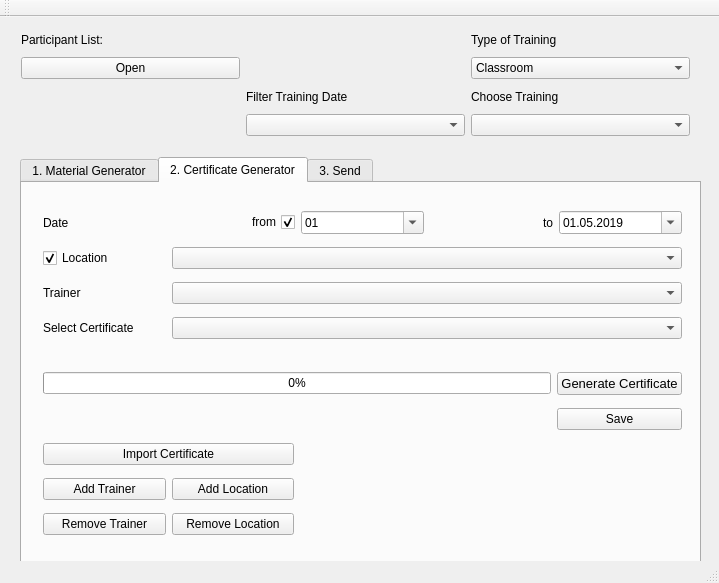
Above: ui/mainwindow.ui from QVllasa/TrainingTool before the change. Below: the same form after it.
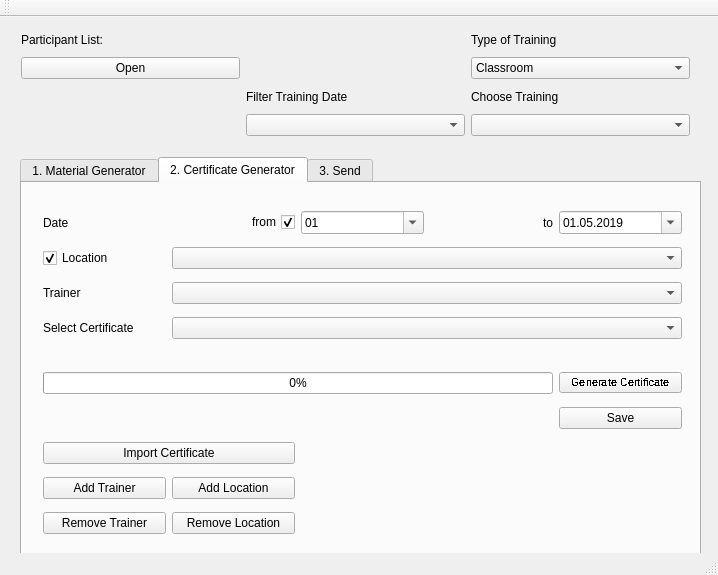
That is the form after the change.

```diff
--- a/ui/mainwindow.ui
+++ b/ui/mainwindow.ui
@@ -6,20 +6,26 @@
    <rect>
     <x>0</x>
     <y>0</y>
-    <width>719</width>
-    <height>583</height>
+    <width>718</width>
+    <height>575</height>
    </rect>
   </property>
+  <property name="sizePolicy">
+   <sizepolicy hsizetype="Fixed" vsizetype="Fixed">
+    <horstretch>0</horstretch>
+    <verstretch>0</verstretch>
+   </sizepolicy>
+  </property>
   <property name="minimumSize">
    <size>
-    <width>719</width>
-    <height>583</height>
+    <width>718</width>
+    <height>575</height>
    </size>
   </property>
   <property name="maximumSize">
    <size>
-    <width>719</width>
-    <height>583</height>
+    <width>718</width>
+    <height>575</height>
    </size>
   </property>
   <property name="windowTitle">
@@ -247,7 +253,12 @@
         <widget class="QPushButton" name="generateCert">
          <property name="font">
           <font>
-           <pointsize>10</pointsize>
+           <family>MS Shell Dlg 2</family>
+           <pointsize>8</pointsize>
+           <weight>50</weight>
+           <bold>false</bold>
+           <stylestrategy>NoAntialias</stylestrategy>
+           <kerning>false</kerning>
           </font>
          </property>
          <property name="text">
```
